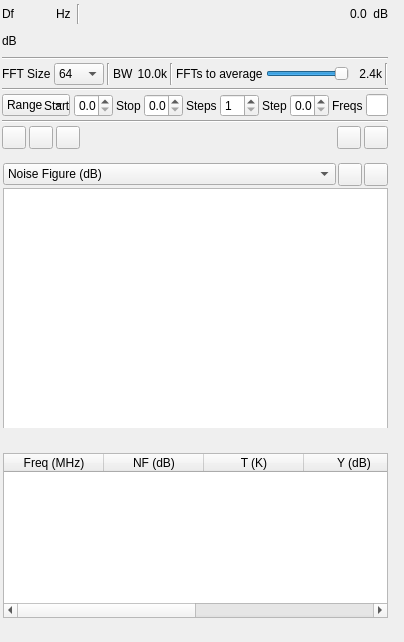
Qt form plugins/channelrx/noisefigure/noisefiguregui.ui (f4exb/sdrangel) before a commit.
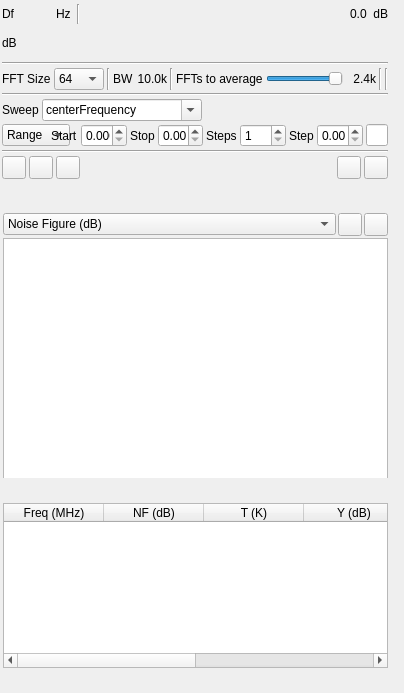
The same form after that commit. Icons and pictures are not drawn. Custom widgets are drawn as their Qt base class.

Commit message: Noise Figure plugin - add support for sweeping gain and other device settings.

The edit to the form file:
```diff
--- a/plugins/channelrx/noisefigure/noisefiguregui.ui
+++ b/plugins/channelrx/noisefigure/noisefiguregui.ui
@@ -7,7 +7,7 @@
     <x>0</x>
     <y>0</y>
     <width>404</width>
-    <height>642</height>
+    <height>693</height>
    </rect>
   </property>
   <property name="sizePolicy">
@@ -43,7 +43,7 @@
      <x>0</x>
      <y>0</y>
      <width>390</width>
-     <height>151</height>
+     <height>181</height>
     </rect>
    </property>
    <property name="minimumSize">
@@ -366,6 +366,13 @@
         </property>
        </widget>
       </item>
+      <item>
+       <widget class="Line" name="line_8">
+        <property name="orientation">
+         <enum>Qt::Vertical</enum>
+        </property>
+       </widget>
+      </item>
       <item>
        <widget class="Line" name="line_7">
         <property name="orientation">
@@ -382,6 +389,56 @@
       </property>
      </widget>
     </item>
+    <item>
+     <layout class="QHBoxLayout" name="horizontalLayout_2">
+      <item>
+       <widget class="QLabel" name="parameterLabel">
+        <property name="text">
+         <string>Sweep</string>
+        </property>
+       </widget>
+      </item>
+      <item>
+       <widget class="QComboBox" name="setting">
+        <property name="minimumSize">
+         <size>
+          <width>160</width>
+          <height>0</height>
+         </size>
+        </property>
+        <property name="toolTip">
+         <string>Device parameter to sweep</string>
+        </property>
+        <property name="editable">
+         <bool>true</bool>
+        </property>
+        <item>
+         <property name="text">
+          <string>centerFrequency</string>
+         </property>
+        </item>
+        <item>
+         <property name="text">
+          <string>gain</string>
+         </property>
+        </item>
+       </widget>
+      </item>
+      <item>
+       <spacer name="horizontalSpacer_2">
+        <property name="orientation">
+         <enum>Qt::Horizontal</enum>
+        </property>
+        <property name="sizeHint" stdset="0">
+         <size>
+          <width>40</width>
+          <height>20</height>
+         </size>
+        </property>
+       </spacer>
+      </item>
+     </layout>
+    </item>
     <item>
      <layout class="QHBoxLayout" name="freqLayout">
       <item>
@@ -502,19 +559,25 @@
        </widget>
       </item>
       <item>
-       <widget class="QLabel" name="frequenciesLabel">
-        <property name="text">
-         <string>Freqs</string>
-        </property>
-       </widget>
-      </item>
-      <item>
-       <widget class="QLineEdit" name="frequencies">
+       <widget class="QLineEdit" name="list">
         <property name="toolTip">
          <string>List of frequencies in MHz to measure NF at</string>
         </property>
        </widget>
       </item>
+      <item>
+       <spacer name="horizontalSpacer_4">
+        <property name="orientation">
+         <enum>Qt::Horizontal</enum>
+        </property>
+        <property name="sizeHint" stdset="0">
+         <size>
+          <width>40</width>
+          <height>20</height>
+         </size>
+        </property>
+       </spacer>
+      </item>
      </layout>
     </item>
     <item>
@@ -618,7 +681,7 @@
    <property name="geometry">
     <rect>
      <x>0</x>
-     <y>450</y>
+     <y>500</y>
      <width>391</width>
      <height>171</height>
     </rect>
@@ -712,7 +775,7 @@
    <property name="geometry">
     <rect>
      <x>0</x>
-     <y>160</y>
+     <y>210</y>
      <width>391</width>
      <height>268</height>
     </rect>
```
Left out of the diff: 3 changed lines with no effect on the pictures. The commit also changes 11 other files.
